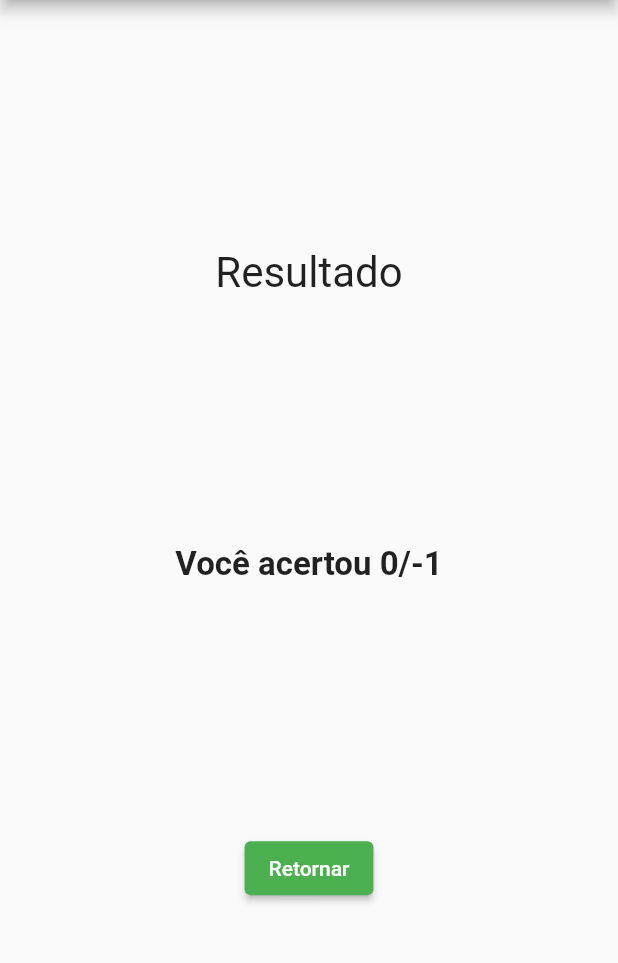
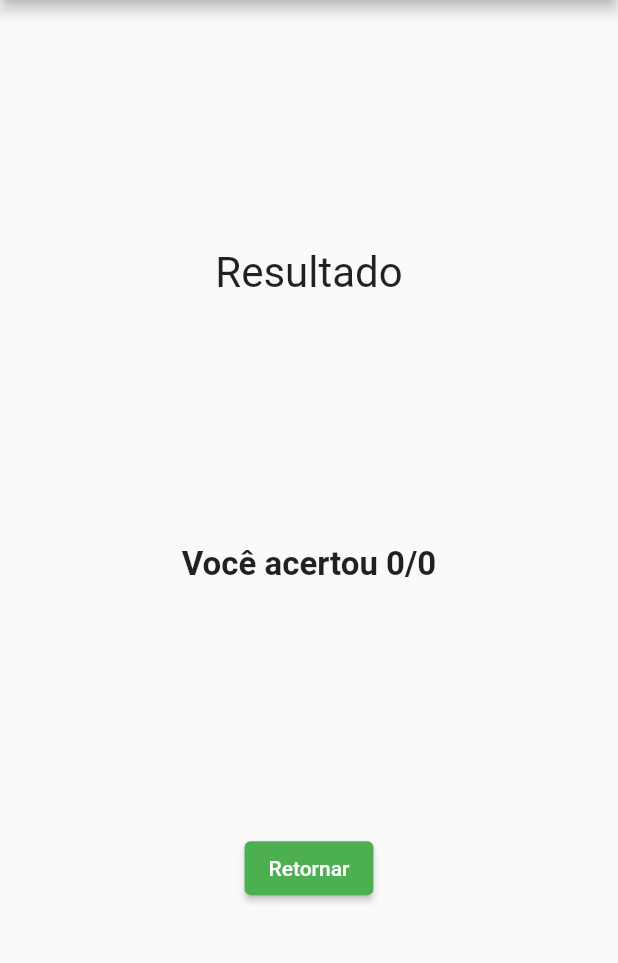
Before and after one commit to melo-gustavo/quiz_app, a Flutter app: the Result screen opened directly with empty values, on a phone screen of 412 x 824 dp, the part 84-1047 px from its top. Run offline on Flutter 3.47's test engine with Material 2 defaults, Android fonts, the phone set to English and light mode, and no system bars; our stand-ins replace cloud_firestore, firebase_auth, firebase_core; accounts and stored records are empty.

Commit message:
corrigindo tela de resultado

```diff
--- a/lib/result_page.dart
+++ b/lib/result_page.dart
@@ -47,7 +47,7 @@ class _ResultState extends State<Result> {
             Text("Resultado",
                 style: TextStyle(fontSize: 28, fontWeight: FontWeight.normal)),
             Text(
-                "Você acertou ${args.rightQuestions}/${args.sizeQuestionsQuiz - 1}",
+                "Você acertou ${args.rightQuestions}/${args.sizeQuestionsQuiz}",
                 style: TextStyle(fontSize: 22, fontWeight: FontWeight.bold)),
             ElevatedButton(
                 onPressed: (() => {
```
